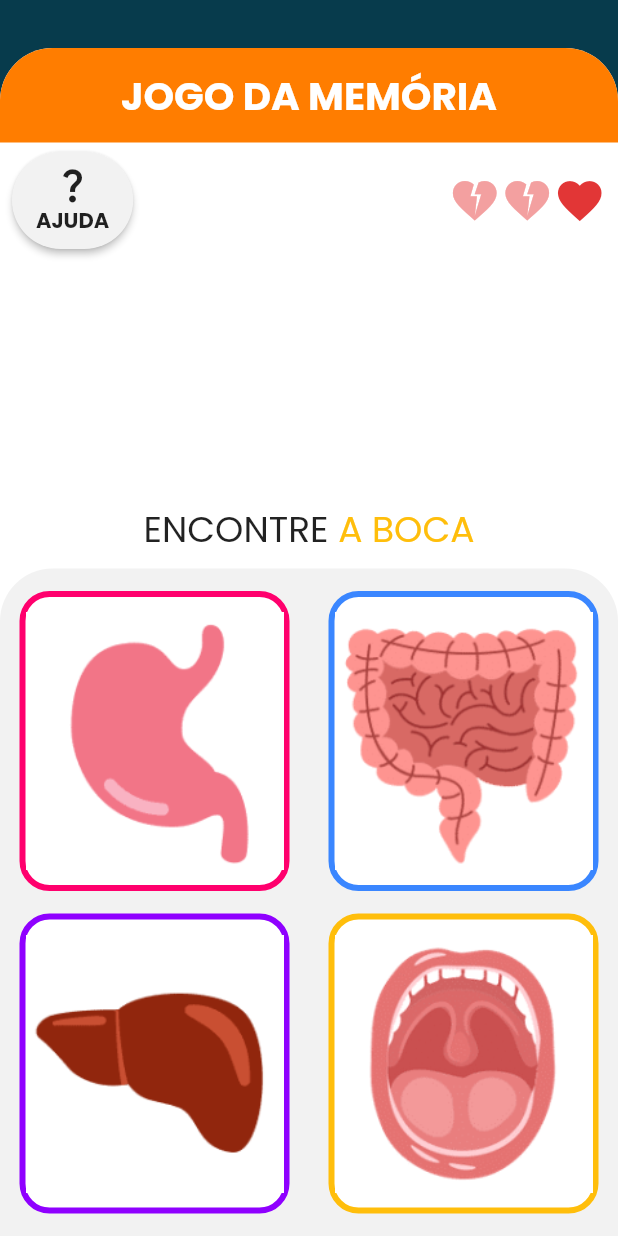
After one commit to BrenoZaffa/DigeExplore, a Flutter app: the PageMiniGames screen opened by its route, after a tap on "JOGO DA MEMÓRIA", on a phone screen of 412 x 824 dp. The commit adds this screen. Run offline on Flutter 3.47's test engine with Material 2 defaults, Android fonts, the phone set to English and light mode, and no system bars; our stand-ins replace google_fonts.

Commit message:
Interface e animação do Jogo da Memória

```diff
--- /dev/null
+++ b/lib/controllers/jogo_memoria_controller.dart
@@ -0,0 +1,35 @@
+import 'dart:math';
+
+import 'package:digeexplore/enums/enum_orgaos.dart';
+
+class JogoMemoriaController {
+  late EnumOrgaos _orgaoCorreto;
+  late List<EnumOrgaos> _orgaos;
+
+  JogoMemoriaController() {
+    _orgaoCorreto =
+        EnumOrgaos.values[Random().nextInt(EnumOrgaos.values.length)];
+    _orgaos = getOrgaosRandomicos();
+  }
+
+  EnumOrgaos get orgaoCorreto => _orgaoCorreto;
+
+  List<EnumOrgaos> get orgaos => _orgaos;
+
+  List<EnumOrgaos> getOrgaosRandomicos() {
+    List<EnumOrgaos> orgaos = EnumOrgaos.values.toList();
+
+    do {
+      orgaos.removeLast();
+      orgaos.shuffle();
+    } while (!orgaos.contains(_orgaoCorreto));
+
+    return orgaos;
+  }
+
+  reset() {
+    _orgaoCorreto =
+        EnumOrgaos.values[Random().nextInt(EnumOrgaos.values.length - 1)];
+    _orgaos = getOrgaosRandomicos();
+  }
+}
--- /dev/null
+++ b/lib/enums/enum_orgaos.dart
@@ -0,0 +1,48 @@
+enum EnumOrgaos { boca, estomago, figado, intestinos, pancreas }
+
+extension EnumOrgaosExtension on EnumOrgaos {
+  String getAsset() {
+    switch (this) {
+      case EnumOrgaos.boca:
+        return 'assets/images/boca.png';
+      case EnumOrgaos.estomago:
+        return 'assets/images/estomago.png';
+      case EnumOrgaos.figado:
+        return 'assets/images/figado.png';
+      case EnumOrgaos.intestinos:
+        return 'assets/images/intestinos.png';
+      case EnumOrgaos.pancreas:
+        return 'assets/images/pancreas.png';
+    }
+  }
+
+  String get name {
+    switch (this) {
+      case EnumOrgaos.boca:
+        return 'A BOCA';
+      case EnumOrgaos.estomago:
+        return 'O ESTÔMAGO';
+      case EnumOrgaos.figado:
+        return 'O FÍGADO';
+      case EnumOrgaos.intestinos:
+        return 'OS INSTESTINOS';
+      case EnumOrgaos.pancreas:
+        return 'O PÂNCREAS';
+    }
+  }
+
+  int getColor() {
+    switch (this) {
+      case EnumOrgaos.boca:
+        return 0xFFffbe0b;
+      case EnumOrgaos.estomago:
+        return 0xFFFF006D;
+      case EnumOrgaos.figado:
+        return 0xFF8F00FF;
+      case EnumOrgaos.intestinos:
+        return 0xFF3A86FF;
+      case EnumOrgaos.pancreas:
+        return 0xFFFF7D00;
+    }
+  }
+}
--- a/lib/pages/page_init.dart
+++ b/lib/pages/page_init.dart
@@ -1,4 +1,5 @@
 import 'package:digeexplore/pages/page_home.dart';
+import 'package:digeexplore/pages/page_jogo_memoria.dart';
 import 'package:digeexplore/pages/page_minigames.dart';
 import 'package:digeexplore/pages/page_video_conteudo.dart';
 import 'package:digeexplore/pages/splash_page.dart';
@@ -19,6 +20,7 @@ class PageInit extends StatelessWidget {
       routes: {
         "/home": (context) => const PageHome(),
         "/minigames": (context) => const PageMiniGames(),
+        "/jogo_memoria": (context) => const PageJogoMemoria(),
       },
     );
   }
--- /dev/null
+++ b/lib/pages/page_jogo_memoria.dart
@@ -0,0 +1,70 @@
+import 'package:digeexplore/enums/enum_orgaos.dart';
+import 'package:digeexplore/widgets/jogo_memoria.dart';
+import 'package:digeexplore/widgets/widget_cabecalho_jogo.dart';
+import 'package:flutter/material.dart';
+import 'package:google_fonts/google_fonts.dart';
+
+class PageJogoMemoria extends StatefulWidget {
+  const PageJogoMemoria({Key? key}) : super(key: key);
+
+  @override
+  State<PageJogoMemoria> createState() => _PageJogoMemoriaState();
+}
+
+class _PageJogoMemoriaState extends State<PageJogoMemoria> {
+  @override
+  Widget build(BuildContext context) {
+    return Scaffold(
+      backgroundColor: const Color(0xff073B4C),
+      // appBar: AppBar(),
+      body: Padding(
+        padding: const EdgeInsets.only(top: 32),
+        child: Container(
+          width: double.infinity,
+          height: double.infinity,
+          decoration: const BoxDecoration(
+            color: Colors.white,
+            borderRadius: BorderRadius.only(
+              topLeft: Radius.circular(35),
+              topRight: Radius.circular(35),
+            ),
+          ),
+          child: Column(
+            mainAxisAlignment: MainAxisAlignment.spaceBetween,
+            children: [
+              Column(
+                children: [
+                  Container(
+                    width: double.infinity,
+                    decoration: const BoxDecoration(
+                      color: Color(0xFFFF7D00),
+                      borderRadius: BorderRadius.only(
+                        topLeft: Radius.circular(35),
+                        topRight: Radius.circular(35),
+                      ),
+                    ),
+                    child: Padding(
+                      padding: const EdgeInsets.symmetric(vertical: 12),
+                      child: Text(
+                        'JOGO DA MEMÓRIA',
+                        textAlign: TextAlign.center,
+                        style: GoogleFonts.poppins(
+                          color: Colors.white,
+                          fontWeight: FontWeight.bold,
+                          fontSize: 26,
+                        ),
+                      ),
+                    ),
+                  ),
+                  // TODO WIDGET DE TEMPO DE FASE
+                  const WidgetCabecalhoJogo(),
+                ],
+              ),
+              JogoMemoria(),
+            ],
+          ),
+        ),
+      ),
+    );
+  }
+}
--- a/lib/pages/page_minigames.dart
+++ b/lib/pages/page_minigames.dart
@@ -1,9 +1,5 @@
 import 'package:digeexplore/widgets/widget_minigame.dart';
-import 'package:flutter/cupertino.dart';
 import 'package:flutter/material.dart';
-import 'package:flutter/src/foundation/key.dart';
-import 'package:flutter/src/widgets/framework.dart';
-import 'package:google_fonts/google_fonts.dart';
 
 class PageMiniGames extends StatelessWidget {
   const PageMiniGames({Key? key}) : super(key: key);
@@ -25,16 +21,19 @@ class PageMiniGames extends StatelessWidget {
               minigame: 'IDENTIFIQUE OS ÓRGÃOS',
               corDestaque: 0xffFF006D,
               imagemDestaque: 'assets/images/sistemaDigestorioImagem.png',
+              jogoSelecionado: '/identifique_orgaos',
             ),
             WidgetMinigame(
               minigame: 'JOGO DA MEMÓRIA',
               corDestaque: 0xffFF7D00,
               imagemDestaque: 'assets/images/jogoMemoria.png',
+              jogoSelecionado: '/jogo_memoria',
             ),
             WidgetMinigame(
               minigame: 'QUIZ',
               corDestaque: 0xff8F00FF,
               imagemDestaque: 'assets/images/quiz.png',
+              jogoSelecionado: '/quiz',
             ),
           ],
         ),
--- a/lib/pages/splash_page.dart
+++ b/lib/pages/splash_page.dart
@@ -1,6 +1,5 @@
 import 'package:flutter/material.dart';
 import 'package:google_fonts/google_fonts.dart';
-// import 'package:google_fonts/google_fonts.dart';
 
 class SplashPage extends StatelessWidget {
   const SplashPage({Key? key}) : super(key: key);
--- /dev/null
+++ b/lib/widgets/carta_jogo_memoria.dart
@@ -0,0 +1,111 @@
+import 'dart:async';
+import 'dart:math';
+import 'package:digeexplore/enums/enum_orgaos.dart';
+import 'package:flutter/material.dart';
+
+class CartaJogoMemoria extends StatefulWidget {
+  final EnumOrgaos orgao;
+  final Function(EnumOrgaos) onTap;
+  const CartaJogoMemoria({
+    Key? key,
+    required this.orgao,
+    required this.onTap,
+  }) : super(key: key);
+
+  @override
+  State<CartaJogoMemoria> createState() => _CartaJogoMemoriaState();
+}
+
+class _CartaJogoMemoriaState extends State<CartaJogoMemoria>
+    with SingleTickerProviderStateMixin {
+  late final AnimationController animation;
+
+  void flipCard() {
+    if (!animation.isAnimating) {
+      animation.forward();
+      Timer(const Duration(milliseconds: 2000), () => animation.reverse());
+    }
+  }
+
+  @override
+  void initState() {
+    super.initState();
+    animation = AnimationController(
+      vsync: this,
+      duration: const Duration(milliseconds: 850),
+    );
+    flipCard();
+  }
+
+  @override
+  void dispose() {
+    animation.dispose();
+    super.dispose();
+  }
+
+  Future<void> selecionaCarta() async {
+    await widget.onTap(widget.orgao);
+    flipCard();
+    // setState(() {});
+  }
+
+  Container getCarta(angulo) {
+    if (angulo > 0.5 * pi) {
+      return Container(
+        width: 180,
+        height: 200,
+        decoration: BoxDecoration(
+          border: Border.all(
+            color: Color(widget.orgao.getColor()),
+            width: 4,
+          ),
+          borderRadius: BorderRadius.circular(20),
+          color: Colors.white,
+        ),
+        child: Image.asset(
+          widget.orgao.getAsset(),
+          // fit: BoxFit.fill,
+        ),
+      );
+    }
+
+    return Container(
+      width: 180,
+      height: 200,
+      decoration: BoxDecoration(
+        border: Border.all(
+          color: Colors.white,
+          width: 32,
+        ),
+        borderRadius: BorderRadius.circular(20),
+        color: Colors.white,
+      ),
+      child: Image.asset(
+        'assets/images/memoria.png',
+        // fit: BoxFit.fill,
+      ),
+    );
+  }
+
+  @override
+  Widget build(BuildContext context) {
+    return GestureDetector(
+      onTap: () => selecionaCarta(),
+      child: AnimatedBuilder(
+        animation: animation,
+        builder: (BuildContext context, _) {
+          final angulo = animation.value * pi;
+          final transform = Matrix4.identity()
+            ..setEntry(3, 2, 0.002)
+            ..rotateY(angulo);
+
+          return Transform(
+            transform: transform,
+            alignment: Alignment.center,
+            child: getCarta(angulo),
+          );
+        },
+      ),
+    );
+  }
+}
--- /dev/null
+++ b/lib/widgets/jogo_memoria.dart
@@ -0,0 +1,125 @@
+import 'dart:async';
+
+import 'package:digeexplore/controllers/jogo_memoria_controller.dart';
+import 'package:digeexplore/enums/enum_orgaos.dart';
+import 'package:digeexplore/widgets/carta_jogo_memoria.dart';
+import 'package:flutter/material.dart';
+import 'package:google_fonts/google_fonts.dart';
+
+class JogoMemoria extends StatefulWidget {
+  const JogoMemoria({Key? key}) : super(key: key);
+
+  @override
+  State<JogoMemoria> createState() => _JogoMemoriaState();
+}
+
+class _JogoMemoriaState extends State<JogoMemoria> {
+  final _jogoMemoriaController = JogoMemoriaController();
+
+  @override
+  void initState() {
+    super.initState();
+  }
+
+  void selecaoCarta(EnumOrgaos orgao) {
+    if (orgao != _jogoMemoriaController.orgaoCorreto) {
+      SnackBar snackBar = const SnackBar(
+        content: Text('Tente novamente!'),
+      );
+
+      ScaffoldMessenger.of(context).showSnackBar(snackBar);
+    } else {
+      SnackBar snackBar = const SnackBar(
+        content: Text('Acertou! Parabéns!'),
+      );
+
+      ScaffoldMessenger.of(context).showSnackBar(snackBar);
+
+      // TODO TENTEI FAZER UM RESET DA LISTA DE ORGAOS, MAS NÃO FUNCIONOU
+      // Timer(
+      //   const Duration(milliseconds: 2000),
+      //   _jogoMemoriaController.reset(),
+      // );
+      // setState(() {});
+    }
+  }
+
+  @override
+  Widget build(BuildContext context) {
+    return Column(
+      children: [
+        Padding(
+          padding: const EdgeInsets.only(top: 2, bottom: 8),
+          child: Row(
+            mainAxisAlignment: MainAxisAlignment.center,
+            children: [
+              Text(
+                'ENCONTRE ',
+                style: GoogleFonts.poppins(
+                  fontSize: 24,
+                ),
+              ),
+              Text(
+                _jogoMemoriaController.orgaoCorreto.name,
+                style: GoogleFonts.poppins(
+                  fontSize: 24,
+                  color: Color(_jogoMemoriaController.orgaoCorreto.getColor()),
+                ),
+              ),
+            ],
+          ),
+        ),
+        Container(
+          decoration: const BoxDecoration(
+            color: Color(0xFFF2F2F2),
+            borderRadius: BorderRadius.only(
+              topLeft: Radius.circular(35),
+              topRight: Radius.circular(35),
+            ),
+          ),
+          child: Padding(
+            padding: const EdgeInsets.only(
+              top: 15,
+              bottom: 15,
+            ),
+            child: Column(
+              mainAxisAlignment: MainAxisAlignment.spaceBetween,
+              children: [
+                // Text(_jogoMemoriaController.getOrgaosRandomicos().toString()),
+                Row(
+                  mainAxisAlignment: MainAxisAlignment.spaceAround,
+                  children: [
+                    CartaJogoMemoria(
+                      orgao: _jogoMemoriaController.orgaos[0],
+                      onTap: selecaoCarta,
+                    ),
+                    CartaJogoMemoria(
+                      orgao: _jogoMemoriaController.orgaos[1],
+                      onTap: selecaoCarta,
+                    ),
+                  ],
+                ),
+                Padding(
+                  padding: const EdgeInsets.only(top: 15),
+                  child: Row(
+                    mainAxisAlignment: MainAxisAlignment.spaceAround,
+                    children: [
+                      CartaJogoMemoria(
+                        orgao: _jogoMemoriaController.orgaos[2],
+                        onTap: selecaoCarta,
+                      ),
+                      CartaJogoMemoria(
+                        orgao: _jogoMemoriaController.orgaos[3],
+                        onTap: selecaoCarta,
+                      ),
+                    ],
+                  ),
+                ),
+              ],
+            ),
+          ),
+        ),
+      ],
+    );
+  }
+}
--- /dev/null
+++ b/lib/widgets/widget_cabecalho_jogo.dart
@@ -0,0 +1,86 @@
+import 'package:flutter/material.dart';
+import 'package:google_fonts/google_fonts.dart';
+
+class WidgetCabecalhoJogo extends StatelessWidget {
+  final int quantidadeVidas;
+  const WidgetCabecalhoJogo({
+    Key? key,
+    this.quantidadeVidas = 1,
+  }) : super(key: key);
+
+  @override
+  Widget build(BuildContext context) {
+    return Padding(
+      padding: const EdgeInsets.symmetric(horizontal: 8, vertical: 6),
+      child: Row(
+        mainAxisAlignment: MainAxisAlignment.spaceBetween,
+        children: [
+          ElevatedButton(
+            style: ElevatedButton.styleFrom(
+              primary: const Color(0xFFF2F2F2),
+              shape: const StadiumBorder(),
+            ),
+            onPressed: () {},
+            child: Padding(
+              padding: const EdgeInsets.symmetric(vertical: 8),
+              child: Column(
+                children: [
+                  const Icon(
+                    Icons.question_mark,
+                    color: Colors.black87,
+                    size: 28,
+                  ),
+                  Text(
+                    'AJUDA',
+                    style: GoogleFonts.poppins(
+                      color: Colors.black87,
+                      fontSize: 14,
+                      fontWeight: FontWeight.bold,
+                    ),
+                  ),
+                ],
+              ),
+            ),
+          ),
+          Row(
+            children: [
+              (quantidadeVidas >= 3)
+                  ? const Icon(
+                      Icons.favorite,
+                      size: 35,
+                      color: Color(0xFFE23636),
+                    )
+                  : const Icon(
+                      Icons.heart_broken,
+                      size: 35,
+                      color: Color(0xFFF3A0A0),
+                    ),
+              (quantidadeVidas >= 2)
+                  ? const Icon(
+                      Icons.favorite,
+                      size: 35,
+                      color: Color(0xFFE23636),
+                    )
+                  : const Icon(
+                      Icons.heart_broken,
+                      size: 35,
+                      color: Color(0xFFF3A0A0),
+                    ),
+              (quantidadeVidas >= 1)
+                  ? const Icon(
+                      Icons.favorite,
+                      size: 35,
+                      color: Color(0xFFE23636),
+                    )
+                  : const Icon(
+                      Icons.heart_broken,
+                      size: 35,
+                      color: Color(0xFFF3A0A0),
+                    ),
+            ],
+          )
+        ],
+      ),
+    );
+  }
+}
--- a/lib/widgets/widget_minigame.dart
+++ b/lib/widgets/widget_minigame.dart
@@ -5,17 +5,25 @@ class WidgetMinigame extends StatelessWidget {
   final String minigame;
   final int corDestaque;
   final String imagemDestaque;
+  final String jogoSelecionado;
 
   const WidgetMinigame({
     Key? key,
-    this.minigame = '',
-    this.corDestaque = 0xffFF006D,
-    this.imagemDestaque = 'assets/images/sistemaDigestorioImagem.png',
+    required this.minigame,
+    required this.corDestaque,
+    required this.imagemDestaque,
+    required this.jogoSelecionado,
   }) : super(key: key);
 
   @override
   Widget build(BuildContext context) {
-    return Container(
+    irParaJogo() {
+      Navigator.pushNamed(context, jogoSelecionado);
+    }
+
+    return InkWell(
+      onTap: irParaJogo,
+      child: Container(
         height: MediaQuery.of(context).size.height * 0.26,
         decoration: BoxDecoration(
           borderRadius: BorderRadius.circular(20),
@@ -58,6 +66,7 @@ class WidgetMinigame extends StatelessWidget {
             ),
           ],
         ),
+      ),
     );
   }
 }
--- a/pubspec.yaml
+++ b/pubspec.yaml
@@ -27,3 +27,8 @@ flutter:
     - assets/images/sistemaDigestorioImagem.png
     - assets/images/jogoMemoria.png
     - assets/images/quiz.png
+    - assets/images/memoria.png
+    - assets/images/boca.png
+    - assets/images/estomago.png
+    - assets/images/figado.png
+    - assets/images/intestinos.png
```
Also changed, not shown: assets/images/memoria.png (added). Lines whose indentation alone changed are shown as unchanged.
